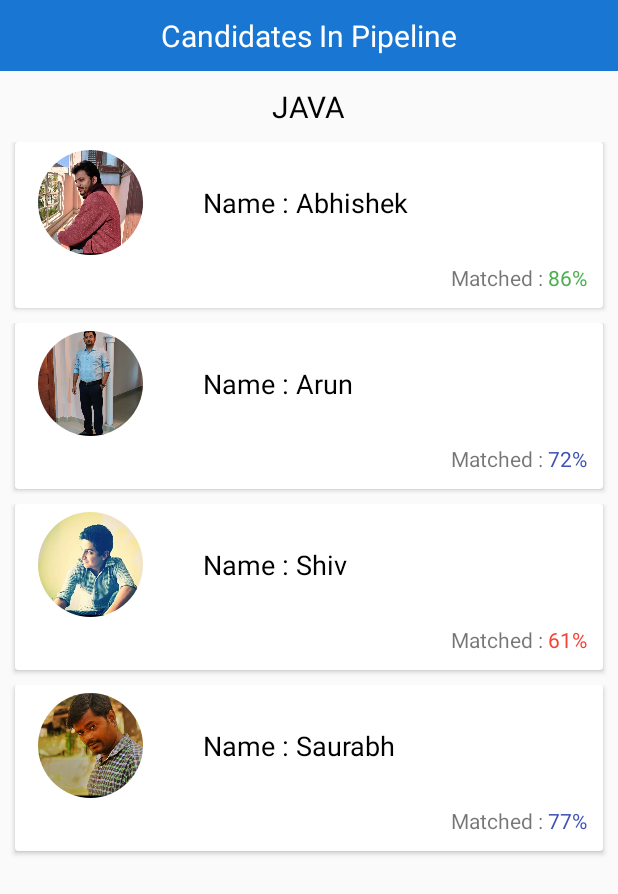
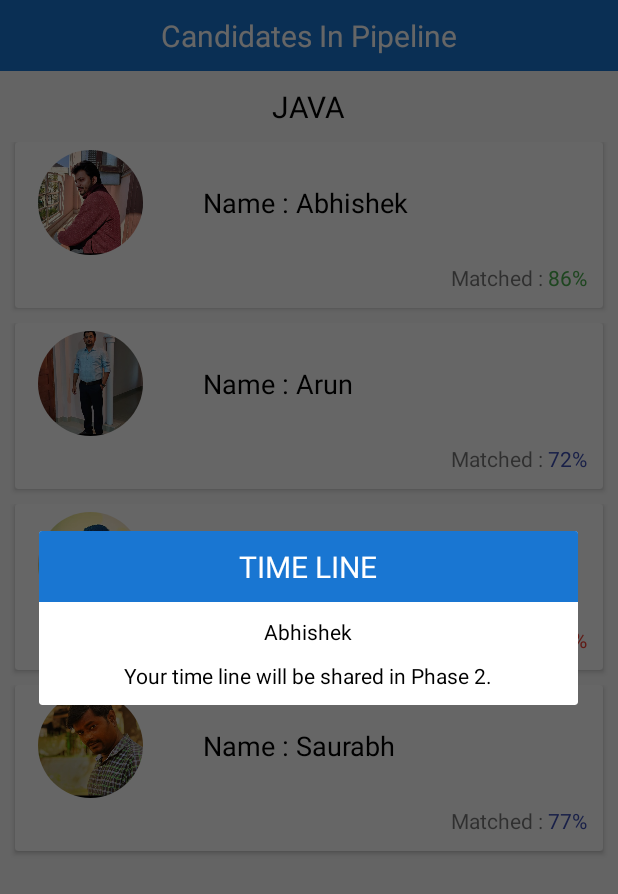
Before and after one commit to AbhijaiBulani/ARP, an Android app: the JobCardCandidateActivity screen opened directly, with no data from a screen before it, after a tap on "Name :", on a phone screen of 412 x 824 dp. Shown: the top 894 px of the screen. Run offline under Robolectric (Android 15) with nearby library versions, the phone set to English and light mode, and no system bars; our stand-ins replace CircleImageView.

```diff
--- a/app/src/main/AndroidManifest.xml
+++ b/app/src/main/AndroidManifest.xml
@@ -6,10 +6,9 @@
         android:allowBackup="true"
         android:icon="@mipmap/ic_launcher"
         android:label="@string/app_name"
-        android:roundIcon="@mipmap/ic_launcher_round"
+        android:roundIcon="@drawable/splash1"
         android:supportsRtl="true"
         android:theme="@style/AppTheme">
-        <activity android:name=".views.ui.timeline.TimeLineKotlin"></activity>
         <activity android:name=".views.ui.timeline.TimeLineActivity" />
         <activity
             android:name=".views.NavFeaturesActivity"
@@ -25,11 +24,6 @@
             </intent-filter>
         </activity>
         <activity android:name=".views.MainActivity">
-            <intent-filter>
-                <action android:name="android.intent.action.MAIN" />
-
-                <category android:name="android.intent.category.LAUNCHER" />
-            </intent-filter>
         </activity>
     </application>
 
--- a/app/src/main/java/com/abhijai/arp/views/ui/jobcards/JobCardCandidateAdapter.java
+++ b/app/src/main/java/com/abhijai/arp/views/ui/jobcards/JobCardCandidateAdapter.java
@@ -10,6 +10,7 @@ import android.view.ViewGroup;
 import android.widget.TextView;
 
 import androidx.annotation.NonNull;
+import androidx.appcompat.app.AlertDialog;
 import androidx.recyclerview.widget.RecyclerView;
 
 import com.abhijai.arp.R;
@@ -25,8 +26,6 @@ import de.hdodenhof.circleimageview.CircleImageView;
 public class JobCardCandidateAdapter extends RecyclerView.Adapter<JobCardCandidateAdapter.MyJobCardCandidateViews> {
 
     private ArrayList<CandidateModel> candidateModelArrayList = new ArrayList<>();
-    Random r = new Random();
-
     Context activityContext;
     public JobCardCandidateAdapter(ArrayList<CandidateModel> candidateModelArrayList, Context context){
         this.candidateModelArrayList = candidateModelArrayList;
@@ -49,11 +48,12 @@ public class JobCardCandidateAdapter extends RecyclerView.Adapter<JobCardCandida
                 /*Intent intent = new Intent(activityContext, TimeLineActivity.class);
                 intent.putExtra(AppConstants.CANDIDATE_NAME,candidateModelArrayList.get(position).getCandidateName());
                 activityContext.startActivity(intent);*/
-                String url = "me.jerryhanks.demo";
-                Intent i = activityContext.getPackageManager().getLaunchIntentForPackage(url);
+                /*String url = "me.jerryhanks.demo";
+                Intent i = activityContext.getPackageManager().getLaunchIntentForPackage(url);*/
 //                Intent i = new Intent(url);
 //                i.setData(Uri.parse(url));
-                activityContext.startActivity(i);
+                //activityContext.startActivity(i);
+                 createDialog(candidateModelArrayList.get(position).getCandidateName());
             }
         });
         if (position==0){
@@ -131,7 +131,15 @@ public class JobCardCandidateAdapter extends RecyclerView.Adapter<JobCardCandida
             else {
                 textViewMatchingPercentage.setTextColor(Color.parseColor(AppConstants.RED));
             }
-
         }
     }
+
+    private void createDialog(String name){
+        AlertDialog builder = new AlertDialog.Builder(activityContext).create();
+        View view = LayoutInflater.from(activityContext).inflate(R.layout.timeline_custom_demo,null,false);
+        TextView textViewName = view.findViewById(R.id.tv_candidateNameInTimeLine);
+        textViewName.setText(name);
+        builder.setView(view);
+        builder.show();
+    }
 }
--- /dev/null
+++ b/app/src/main/res/layout/timeline_custom_demo.xml
@@ -0,0 +1,42 @@
+<?xml version="1.0" encoding="utf-8"?>
+<LinearLayout
+    xmlns:android="http://schemas.android.com/apk/res/android"
+    android:orientation="vertical"
+    android:layout_width="match_parent"
+    android:layout_height="wrap_content"
+    >
+
+    <TextView
+        android:layout_width="match_parent"
+        android:layout_height="wrap_content"
+        android:text="TIME LINE"
+        android:textColor="#fff"
+        android:gravity="center"
+        android:textSize="20sp"
+        android:padding="10dp"
+        android:background="@color/appThemeBlue"
+        />
+
+    <TextView
+        android:layout_width="wrap_content"
+        android:layout_height="wrap_content"
+        android:text="NA"
+        android:id="@+id/tv_candidateNameInTimeLine"
+        android:textColor="#000"
+        android:layout_gravity="center_horizontal"
+        android:layout_marginTop="10dp"
+        android:layout_marginBottom="10dp"
+        />
+
+    <TextView
+        android:layout_width="wrap_content"
+        android:layout_height="wrap_content"
+        android:text="Your time line will be shared in Phase 2."
+        android:id="@+id/tv_timeLineMsg"
+        android:textColor="#000"
+        android:layout_gravity="center_horizontal"
+        android:layout_marginTop="0dp"
+        android:layout_marginBottom="10dp"
+        />
+
+</LinearLayout>
```
